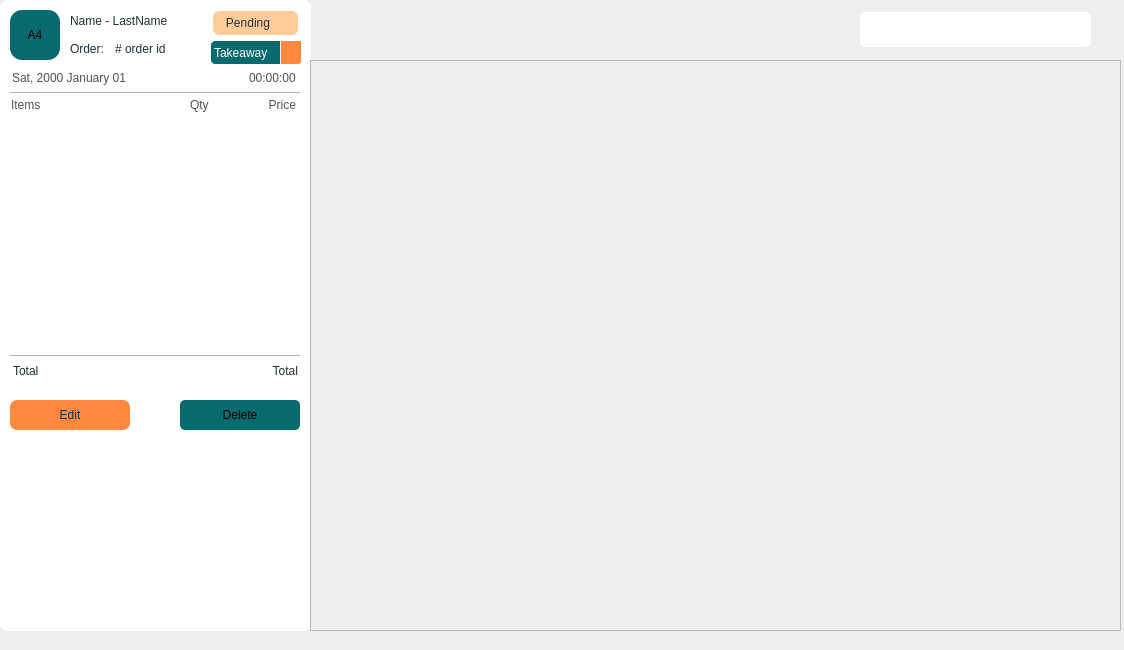
MxGhadimi/Qwicky-Uni, file ui/showorder.ui: the form before one commit.
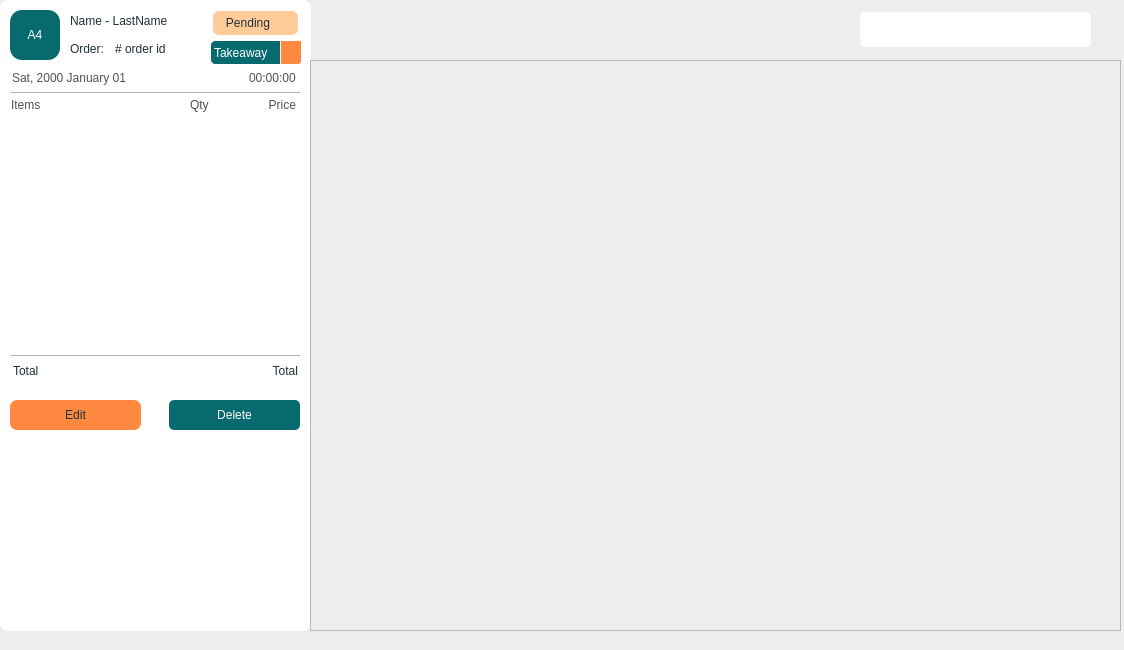
The form after the commit. Icons and pictures are not drawn.

The edit to the form file:
```diff
--- a/ui/showorder.ui
+++ b/ui/showorder.ui
@@ -538,7 +538,7 @@
        <rect>
         <x>10</x>
         <y>400</y>
-        <width>120</width>
+        <width>131</width>
         <height>30</height>
        </rect>
       </property>
@@ -564,9 +564,9 @@
      <widget class="QPushButton" name="Delete_PB">
       <property name="geometry">
        <rect>
-        <x>180</x>
+        <x>169</x>
         <y>400</y>
-        <width>120</width>
+        <width>131</width>
         <height>30</height>
        </rect>
       </property>
@@ -576,6 +576,7 @@
     border: none;
     border-radius: 5px;
 	font: 600 11pt &quot;Segoe UI&quot;;
+	color: rgb(255, 255, 255);
 }
 QPushButton:hover {
     background-color: rgb(7, 132, 136);
@@ -721,7 +722,8 @@
        <string notr="true">background: rgb(6, 106, 110);
 border: none;
 border-radius: 12px;
-font: 700 15pt &quot;Segoe UI&quot;;</string>
+font: 700 15pt &quot;Segoe UI&quot;;
+color: rgb(255, 255, 255);</string>
       </property>
       <property name="text">
        <string>A4</string>
```
